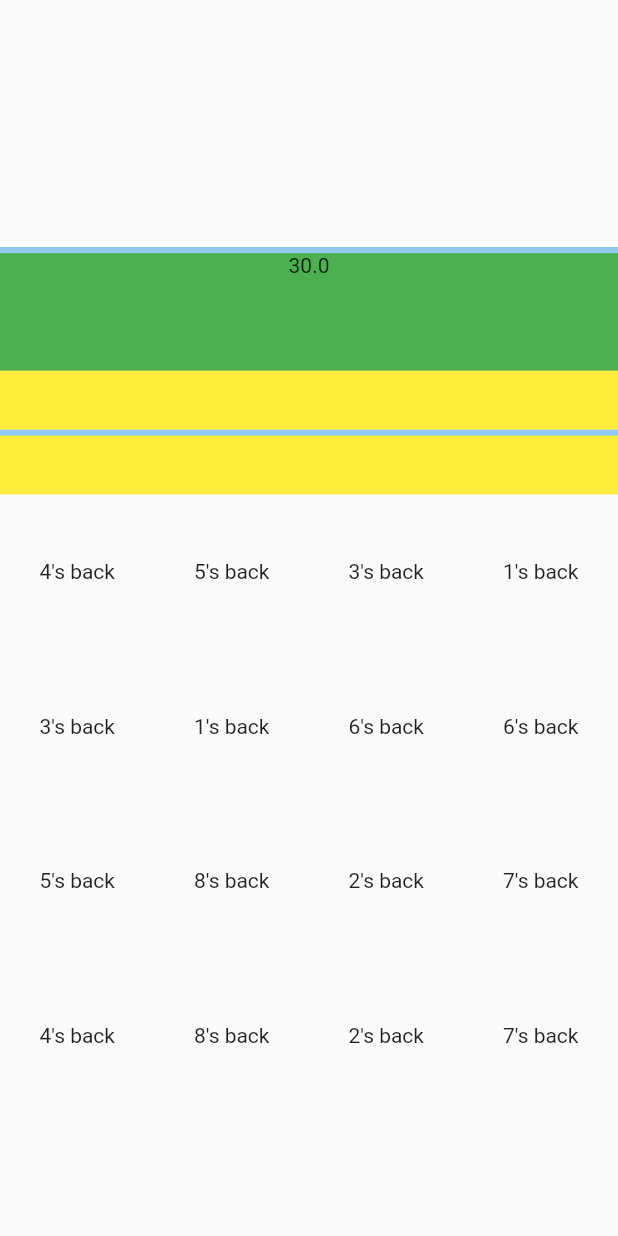
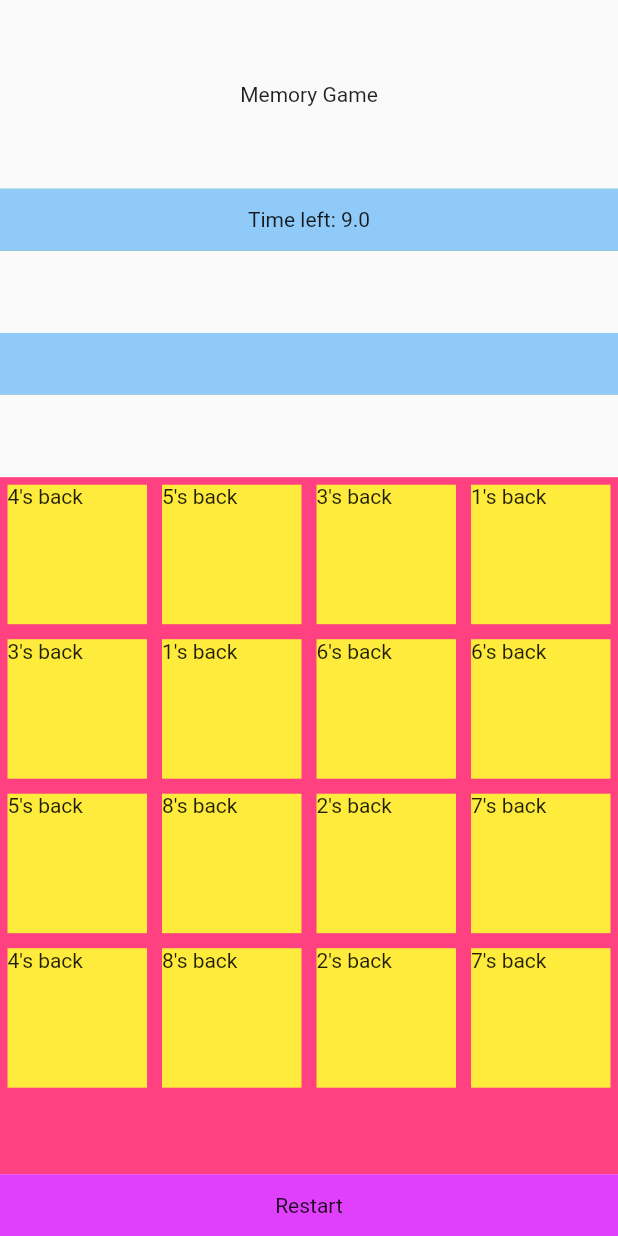
Before and after one commit to nikiforov5000/flip-cards-memory-game, a Flutter app: the screen it shows after launch, on a phone screen of 412 x 824 dp. Run offline on Flutter 3.47's test engine with Material 2 defaults, Android fonts, the phone set to English and light mode, and no system bars.

Commit message:
added layaout and reset button

```diff
--- a/lib/controllers/game_controller.dart
+++ b/lib/controllers/game_controller.dart
@@ -1,3 +1,5 @@
+import 'dart:async';
+
 import 'package:del_flip_card_game/models/flipping_card.dart';
 import 'package:del_flip_card_game/models/game_timer.dart';
 
@@ -10,11 +12,22 @@ class GameController {
 
   static int solved = 0;
 
+  static StreamController<double> scoreController = StreamController();
+
   static get scores => solved / length;
+  static get scoresStream => scoreController.stream;
 
   static get list => _list;
 
   static bool get noPrevCard => _prev == -1;
+
+  static restart() {
+    GameTimer.restart();
+    solved = 0;
+    scoreController.add(scores);
+    seedCardList();
+    resetPrev();
+  }
 
   static void seedCardList() {
     _list.clear();
@@ -46,6 +59,7 @@ class GameController {
 
   static void markCardsAsMatched(int index) {
     solved += 2;
+    scoreController.add(scores);
     _list[index].isMatched = true;
     _list[_prev].isMatched = true;
   }
--- a/lib/main.dart
+++ b/lib/main.dart
@@ -11,6 +11,7 @@ class MyApp extends StatelessWidget {
   @override
   Widget build(BuildContext context) {
     return MaterialApp(
+      debugShowCheckedModeBanner: false,
       home: Scaffold(
         body: GameScreen(),
       ),
--- a/lib/models/game_timer.dart
+++ b/lib/models/game_timer.dart
@@ -5,10 +5,20 @@ import 'package:flutter/foundation.dart';
 class GameTimer {
   static bool isRunning = false;
   static Timer? _timer;
-  static int _gameDuration = 300;
+  static int _gameDuration = 90;
   static int _timeLeft = _gameDuration;
   static bool gameOver = false;
   static final StreamController _controller = StreamController();
+
+  static restart() {
+    if (_timer != null) {
+      _timer!.cancel();
+    }
+    _timeLeft = _gameDuration;
+    gameOver = false;
+    isRunning = false;
+    _controller.add(_timeLeft);
+  }
 
   static void startTimer() {
     isRunning = true;
@@ -37,7 +47,7 @@ class GameTimer {
   static String string() {
     String seconds = (_timeLeft / 10).floor().toString();
     String oneTenth = (_timeLeft % 10).toString();
-    return '$seconds.$oneTenth';
+    return 'Time left: $seconds.$oneTenth';
   }
 
   static percentLeft() {
--- a/lib/screens/game_screen.dart
+++ b/lib/screens/game_screen.dart
@@ -20,24 +20,70 @@ class _GameScreenState extends State<GameScreen> {
     return Column(
       children: [
         SizedBox(
-          height: height / 5,
+          height: height / 15,
+        ),
+        GameTitle(),
+        SizedBox(
+          height: height / 15,
         ),
         Container(
           color: Colors.green,
-          height: height / 10,
           child: const GameTimerWidget(),
+        ),
+        SizedBox(
+          height: height / 15,
         ),
         Container(
           color: Colors.yellow,
-          height: height / 10,
-          child: ScoreProgress(
-            GameController.scores,
+          child: ScoreProgress(),
+        ),
+        SizedBox(
+          height: height / 15,
+        ),
+        Expanded(
+          child: Container(
+            color: Colors.pinkAccent,
+            child: CardsGrid(),
           ),
         ),
-        Expanded(
-          child: CardsGrid(),
-        ),
+        RestartButton(),
       ],
     );
   }
 }
+
+class RestartButton extends StatefulWidget {
+  const RestartButton({Key? key}) : super(key: key);
+
+  @override
+  State<RestartButton> createState() => _RestartButtonState();
+}
+
+class _RestartButtonState extends State<RestartButton> {
+  @override
+  Widget build(BuildContext context) {
+    final double height = MediaQuery.of(context).size.height;
+    return GestureDetector(
+      onTap: () {
+        setState(() {
+          GameController.restart();
+        });
+      },
+      child: Container(
+        height: height / 20,
+        color: Colors.purpleAccent,
+        child: Center(child: Text('Restart')),
+      ),
+    );
+  }
+}
+
+
+class GameTitle extends StatelessWidget {
+  const GameTitle({Key? key}) : super(key: key);
+
+  @override
+  Widget build(BuildContext context) {
+    return Text('Memory Game');
+  }
+}
--- a/lib/widgets/cards_grid.dart
+++ b/lib/widgets/cards_grid.dart
@@ -13,6 +13,8 @@ class CardsGrid extends StatefulWidget {
 class _CardsGridState extends State<CardsGrid> {
   @override
   Widget build(BuildContext context) {
+    final double height = MediaQuery.of(context).size.height;
+
     return GridView.count(
       crossAxisCount: 4,
       children: List.generate(
--- a/lib/widgets/flipping_card_widget.dart
+++ b/lib/widgets/flipping_card_widget.dart
@@ -10,12 +10,14 @@ class FlippingCardWidget extends StatelessWidget {
 
   @override
   Widget build(BuildContext context) {
-    return GestureDetector(
-      onTap: onTap,
-      child: Center(
-        child: Container(
-          child: card.isFlipped ? getFace() : getBack(),
-        ),
+    final double height = MediaQuery.of(context).size.height;
+
+    return Container(
+      color: Colors.yellow,
+      margin: EdgeInsets.all(5),
+      child: GestureDetector(
+        onTap: onTap,
+        child: card.isFlipped ? getFace() : getBack(),
       ),
     );
   }
--- a/lib/widgets/game_timer_widget.dart
+++ b/lib/widgets/game_timer_widget.dart
@@ -7,21 +7,39 @@ class GameTimerWidget extends StatelessWidget {
 
   @override
   Widget build(BuildContext context) {
+    final double height = MediaQuery.of(context).size.height;
+
     return StreamBuilder(
       stream: GameTimer.timeStream,
       builder: (BuildContext context, snapshot) {
-        return Column(
+        return Stack(
+          alignment: AlignmentDirectional.center,
           children: [
-            LinearProgressIndicator(value: GameTimer.percentLeft(),),
-            Text(GameTimer.string()),
+            SizedBox(
+              height: height / 20,
+              child: LinearProgressIndicator(
+                value: GameTimer.percentLeft(),
+              ),
+            ),
             GameTimer.gameOver
-                ? Text('Game Over!!! Your Score is '
-                    '${GameController.solved.toString()} '
-                    '/ ${GameController.length.toString()}')
-                : const Text(''),
+                ? GameOverTitle()
+                : Text(GameTimer.string()),
           ],
         );
       },
     );
   }
 }
+
+class GameOverTitle extends StatelessWidget {
+  GameOverTitle({Key? key}) : super(key: key);
+
+  String gameOverString = 'Game Over!!! Your Score is '
+      '${GameController.solved.toString()} '
+      '/ ${GameController.length.toString()}';
+
+  @override
+  Widget build(BuildContext context) {
+    return Text(gameOverString);
+  }
+}
--- a/lib/widgets/score_progress.dart
+++ b/lib/widgets/score_progress.dart
@@ -1,18 +1,26 @@
+import 'package:del_flip_card_game/controllers/game_controller.dart';
 import 'package:flutter/material.dart';
 
 class ScoreProgress extends StatelessWidget {
-  final double _value;
-  const ScoreProgress(this._value, {Key? key}) : super(key: key);
+  ScoreProgress({Key? key}) : super(key: key);
 
   @override
   Widget build(BuildContext context) {
-    return Column(
-      mainAxisAlignment: MainAxisAlignment.center,
-      children: [
-        LinearProgressIndicator(
-          value: _value,
-        ),
-      ],
+    final double height = MediaQuery.of(context).size.height;
+    return StreamBuilder(
+      stream: GameController.scoresStream,
+      builder: (BuildContext context, snapshot) {
+        double? value;
+        if (snapshot.data != null) {
+          value = snapshot.data as double?;
+        }
+        return SizedBox(
+          height: height / 20,
+          child: LinearProgressIndicator(
+            value: value ?? 0,
+          ),
+        );
+      }
     );
   }
 }
```
